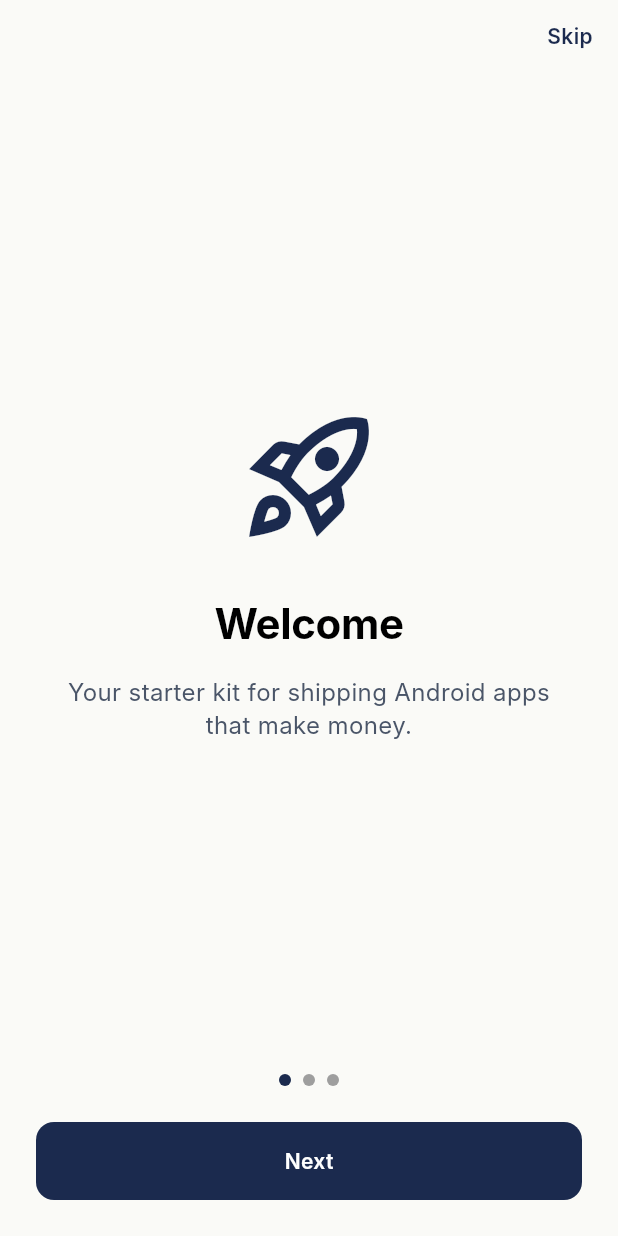
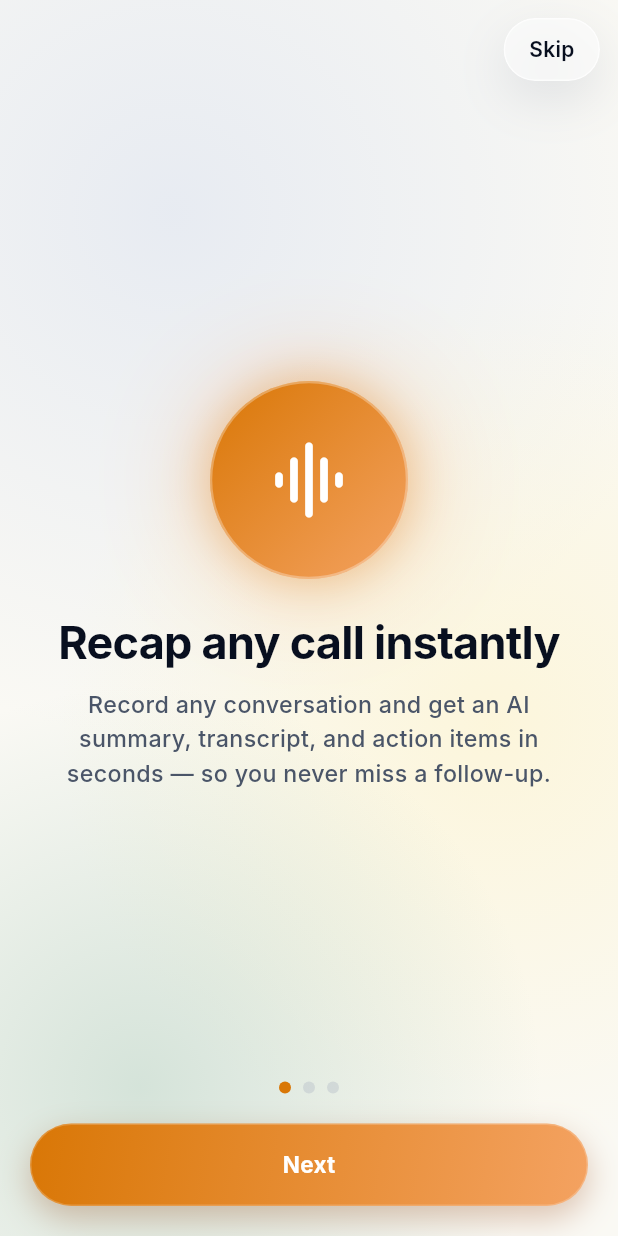
Before and after one commit to ketankshukla/recapcoach, a Flutter app: the screen it shows after launch, on a phone screen of 412 x 824 dp. Run offline on Flutter 3.47's test engine with Material 3 defaults, Android fonts, the phone set to English and light mode, and no system bars; drawn by our look-alikes of smooth_page_indicator; our stand-ins replace cloud_firestore, dio, firebase_analytics, firebase_auth, firebase_core, firebase_crashlytics and 9 more; missing offline and left inert: purchases_flutter, record; accounts and stored records are empty; Roboto replaces fonts that are missing (Inter).

Commit message:
Phase 2 glass theme COMPLETE: redesign Onboarding screen
Final screen on the glass theme. The whole user journey from first
launch (Onboarding -> Sign in -> Home -> Record -> Note detail ->
Paywall -> Settings) now feels like a single coherent product.

Onboarding redesign (lib/features/onboarding/onboarding_screen.dart):
  - Sits over MeshGradientBackground (consistent with the rest of
    the app).
  - Floating GlassPillButton 'Skip' in the top-right replaces the
    M3 TextButton.
  - Three RecapCoach-specific pages replace the boilerplate template
    copy ('Your starter kit for shipping Android apps...'). New copy:
      1. Recap any call instantly -- value prop
      2. Free to start          -- 5 free / 100 + 8h Pro
      3. Private by default     -- privacy stance
  - 132 dp amber-gradient _HeroDisc with a 1.5 px white hairline
    border and two stacked amber bloom shadows -- same halo
    vocabulary as the home FAB and the record-screen mic disc, so
    the brand feels consistent before the user has even seen those
    screens.
  - 30 dp display title (letterSpacing -0.5) + 15.5 dp muted body
    copy with height 1.5.
  - SmoothPageIndicator WormEffect tinted with AppColors.amber600
    on active dot; inactive dots use a low-alpha slate that reads
    on the mesh.
  - Bottom CTA is the shared GradientPillButton. On the last page
    the label flips to 'Get started' AND adds a forward-arrow icon
    for an extra 'this is the moment of commit' beat.

Lint cleanup:
  - Fixed the use_build_context_synchronously warning in the old
    cut: the old skip handler did context.go(home) after an await
    guarded only by an unrelated mounted check. New _completeAndGoHome()
    adds the explicit guard before each context use. (Down from 5 to
    4 analyzer infos.)

Docs:
  - docs/README.md: Phase 2 bullet now says COMPLETE; full user
    journey listed.
  - docs/13-ui-design-system.md: new Onboarding subsection.

Verification:
  - flutter analyze: 4 pre-existing infos (no new errors / warnings)
  - flutter test SKIPPED per user instruction
  - No api/** changes -> tsc / vercel:build not required.

```diff
--- a/lib/features/onboarding/onboarding_screen.dart
+++ b/lib/features/onboarding/onboarding_screen.dart
@@ -5,8 +5,24 @@ import 'package:smooth_page_indicator/smooth_page_indicator.dart';
 
 import '../../core/analytics/analytics.dart';
 import '../../core/router/app_router.dart';
+import '../../core/theme/app_colors.dart';
+import '../../core/theme/app_spacing.dart';
+import '../../core/widgets/glass/glass_pill_button.dart';
+import '../../core/widgets/glass/gradient_pill_button.dart';
+import '../home/widgets/mesh_gradient_background.dart';
 import 'onboarding_provider.dart';
 
+/// Glass-themed onboarding carousel.
+///
+/// Three RecapCoach-specific pages -- value prop, monetization, privacy
+/// -- each with a 132 dp amber-gradient hero disc, a 30 dp display
+/// title, and a body paragraph. The carousel sits over
+/// `MeshGradientBackground`; the skip button is a floating
+/// `GlassPillButton` in the top-right corner; the bottom CTA is the
+/// shared `GradientPillButton`.
+///
+/// On the last page the CTA copy switches to "Get started" and tapping
+/// it persists `markComplete()` + routes to `/home`.
 class OnboardingScreen extends ConsumerStatefulWidget {
   const OnboardingScreen({super.key});
 
@@ -20,18 +36,24 @@ class _OnboardingScreenState extends ConsumerState<OnboardingScreen> {
 
   static const _pages = [
     _OnboardData(
-      title: 'Welcome',
-      body: 'Your starter kit for shipping Android apps that make money.',
-      icon: Icons.rocket_launch_outlined,
+      title: 'Recap any call instantly',
+      body:
+          'Record any conversation and get an AI summary, transcript, '
+          'and action items in seconds — so you never miss a follow-up.',
+      icon: Icons.graphic_eq_rounded,
     ),
     _OnboardData(
-      title: 'Free to try',
-      body: 'Use the core features for free. Upgrade only when you need more.',
-      icon: Icons.lock_open_outlined,
+      title: 'Free to start',
+      body:
+          '5 recordings per month free. Upgrade to Pro any time for '
+          '100 recordings + 8 hours of audio every month.',
+      icon: Icons.lock_open_rounded,
     ),
     _OnboardData(
       title: 'Private by default',
-      body: 'Your data is encrypted and never sold. Delete your account any time.',
+      body:
+          'Your audio lives on your device. We only see what you '
+          'choose to transcribe, and you can delete your account any time.',
       icon: Icons.shield_outlined,
     ),
   ];
@@ -58,29 +80,48 @@ class _OnboardingScreenState extends ConsumerState<OnboardingScreen> {
         curve: Curves.easeOut,
       );
     } else {
+      await _completeAndGoHome();
+    }
+  }
+
+  Future<void> _skip() async => _completeAndGoHome();
+
+  Future<void> _completeAndGoHome() async {
     await ref.read(onboardingControllerProvider).markComplete();
+    if (!mounted) return;
     ref.read(analyticsProvider).track(AnalyticsEvents.onboardingComplete);
-      if (mounted) context.go(AppRoutes.home);
-    }
+    if (!mounted) return;
+    context.go(AppRoutes.home);
   }
 
   @override
   Widget build(BuildContext context) {
-    final scheme = Theme.of(context).colorScheme;
+    final theme = Theme.of(context);
+    final isDark = theme.brightness == Brightness.dark;
+    final fg = isDark ? const Color(0xFFF7F4EE) : AppColors.ink900;
+    final fgMuted =
+        isDark ? const Color(0xFFD8D4CB) : AppColors.slate500;
+    final isLast = _page == _pages.length - 1;
+
     return Scaffold(
-      body: SafeArea(
-        child: Column(
+      backgroundColor: Colors.transparent,
+      body: MeshGradientBackground(
+        child: SafeArea(
+          child: Stack(
             children: [
-            Align(
-              alignment: Alignment.centerRight,
-              child: TextButton(
-                onPressed: () async {
-                  await ref.read(onboardingControllerProvider).markComplete();
-                  if (mounted) context.go(AppRoutes.home);
-                },
-                child: const Text('Skip'),
+              // Floating Skip pill in the top-right corner.
+              Positioned(
+                top: AppSpacing.sm,
+                right: AppSpacing.sm,
+                child: GlassPillButton(
+                  label: 'Skip',
+                  onPressed: _skip,
                 ),
               ),
+
+              Column(
+                children: [
+                  const SizedBox(height: 80), // leave room for floating Skip
                   Expanded(
                     child: PageView.builder(
                       controller: _controller,
@@ -88,62 +129,155 @@ class _OnboardingScreenState extends ConsumerState<OnboardingScreen> {
                       onPageChanged: (i) => setState(() => _page = i),
                       itemBuilder: (_, i) {
                         final p = _pages[i];
-                  return Padding(
-                    padding: const EdgeInsets.symmetric(horizontal: 32),
-                    child: Column(
-                      mainAxisAlignment: MainAxisAlignment.center,
-                      children: [
-                        Icon(p.icon, size: 96, color: scheme.primary),
-                        const SizedBox(height: 32),
-                        Text(
-                          p.title,
-                          style: Theme.of(context).textTheme.headlineMedium
-                              ?.copyWith(fontWeight: FontWeight.w700),
-                          textAlign: TextAlign.center,
-                        ),
-                        const SizedBox(height: 16),
-                        Text(
-                          p.body,
-                          textAlign: TextAlign.center,
-                          style: TextStyle(
-                            color: scheme.onSurfaceVariant,
-                            fontSize: 16,
-                            height: 1.4,
-                          ),
-                        ),
-                      ],
-                    ),
+                        return _OnboardingPage(
+                          data: p,
+                          fg: fg,
+                          fgMuted: fgMuted,
                         );
                       },
                     ),
                   ),
+                  const SizedBox(height: AppSpacing.lg),
+
+                  // Page indicator.
                   SmoothPageIndicator(
                     controller: _controller,
                     count: _pages.length,
-              effect: WormEffect(
+                    effect: const WormEffect(
                       dotHeight: 8,
                       dotWidth: 8,
-                activeDotColor: scheme.primary,
+                      activeDotColor: AppColors.amber600,
+                      dotColor: Color(0x55A8B0BF),
                     ),
                   ),
-            const SizedBox(height: 24),
+                  const SizedBox(height: AppSpacing.lg),
+
+                  // Primary CTA.
                   Padding(
-              padding: const EdgeInsets.symmetric(horizontal: 24),
-              child: FilledButton(
+                    padding: const EdgeInsets.symmetric(
+                      horizontal: AppSpacing.lg,
+                    ),
+                    child: GradientPillButton(
                       onPressed: _next,
-                child: Text(_page == _pages.length - 1 ? 'Get started' : 'Next'),
+                      label: isLast ? 'Get started' : 'Next',
+                      icon: isLast
+                          ? Icons.arrow_forward_rounded
+                          : null,
+                      expanded: true,
                     ),
                   ),
-            const SizedBox(height: 24),
+                  const SizedBox(height: AppSpacing.lg),
                 ],
+              ),
+            ],
+          ),
         ),
       ),
     );
   }
 }
 
+/// One onboarding page -- amber-gradient hero disc + title + body.
+///
+/// Each page is centered vertically inside the PageView. The hero
+/// disc bloom uses the same amber halo vocabulary as the home FAB +
+/// record-screen mic disc so the brand feels consistent before the
+/// user has even seen those screens.
+class _OnboardingPage extends StatelessWidget {
+  const _OnboardingPage({
+    required this.data,
+    required this.fg,
+    required this.fgMuted,
+  });
+
+  final _OnboardData data;
+  final Color fg;
+  final Color fgMuted;
+
+  @override
+  Widget build(BuildContext context) {
+    return Padding(
+      padding: const EdgeInsets.symmetric(horizontal: AppSpacing.xl),
+      child: Column(
+        mainAxisAlignment: MainAxisAlignment.center,
+        children: [
+          _HeroDisc(icon: data.icon),
+          const SizedBox(height: AppSpacing.xl),
+          Text(
+            data.title,
+            textAlign: TextAlign.center,
+            style: TextStyle(
+              color: fg,
+              fontSize: 30,
+              fontWeight: FontWeight.w700,
+              letterSpacing: -0.5,
+              height: 1.2,
+            ),
+          ),
+          const SizedBox(height: AppSpacing.sm),
+          Text(
+            data.body,
+            textAlign: TextAlign.center,
+            style: TextStyle(
+              color: fgMuted,
+              fontSize: 15.5,
+              fontWeight: FontWeight.w500,
+              height: 1.5,
+            ),
+          ),
+        ],
+      ),
+    );
+  }
+}
+
+class _HeroDisc extends StatelessWidget {
+  const _HeroDisc({required this.icon});
+
+  final IconData icon;
+
+  @override
+  Widget build(BuildContext context) {
+    return Container(
+      width: 132,
+      height: 132,
+      decoration: BoxDecoration(
+        shape: BoxShape.circle,
+        gradient: const LinearGradient(
+          begin: Alignment.topLeft,
+          end: Alignment.bottomRight,
+          colors: [AppColors.amber600, AppColors.amber400],
+        ),
+        border: Border.all(
+          color: Colors.white.withValues(alpha: 0.30),
+          width: 1.5,
+        ),
+        boxShadow: [
+          BoxShadow(
+            color: AppColors.amber400.withValues(alpha: 0.40),
+            blurRadius: 60,
+            spreadRadius: 6,
+          ),
+          BoxShadow(
+            color: AppColors.amber600.withValues(alpha: 0.30),
+            blurRadius: 24,
+            spreadRadius: 2,
+          ),
+        ],
+      ),
+      alignment: Alignment.center,
+      child: Icon(icon, color: Colors.white, size: 60),
+    );
+  }
+}
+
 class _OnboardData {
-  const _OnboardData({required this.title, required this.body, required this.icon});
+  const _OnboardData({
+    required this.title,
+    required this.body,
+    required this.icon,
+  });
+
   final String title;
   final String body;
   final IconData icon;
```
Also changed, not shown: 2 other files. Lines whose indentation alone changed are shown as unchanged.
